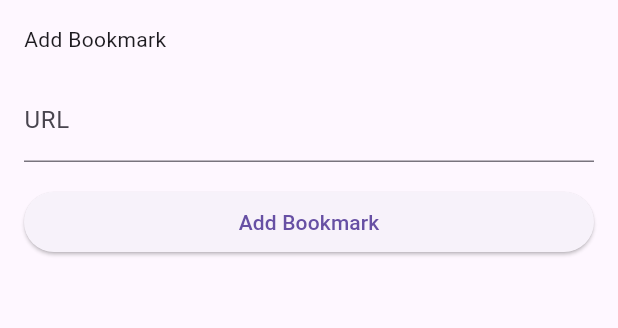
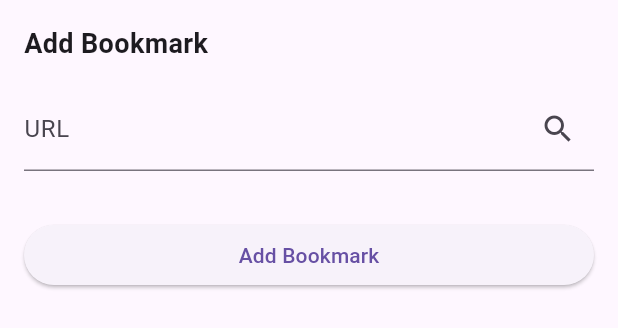
Before and after one commit to KimHyungSik/UrlBookMark, a Flutter app: the AddBookmarkBottomSheet widget shown alone on an empty page, opened directly, on a phone screen of 412 x 824 dp. Shown: the top 328 px of the screen. Run offline on Flutter 3.47's test engine with Material 3 defaults, Android fonts, the phone set to English and light mode, and no system bars; our stand-ins replace flutter_riverpod, shared_preferences; accounts and stored records are empty.

Commit message:
bottom sheet preview

```diff
--- a/lib/bookmark_manager.dart
+++ b/lib/bookmark_manager.dart
@@ -24,9 +24,7 @@ class UrlBookmarkManager extends StateNotifier<List<UrlBookmark>> {
   }
 
   Future<void> addUrlBookmark(UrlBookmark bookmark) async {
-    final metadata = await bookmark.url.fetchUrlMetadata();
-    final bookmarkWithMetadata = bookmark.copyWith(metadata: metadata);
-    final updatedBookmarks = [...state, bookmarkWithMetadata];
+    final updatedBookmarks = [...state, bookmark];
     state = updatedBookmarks;
     await _saveUrlBookmarks(updatedBookmarks);
   }
--- a/lib/screens/bottomsheet/add_bookmark_bottom_sheet.dart
+++ b/lib/screens/bottomsheet/add_bookmark_bottom_sheet.dart
@@ -3,6 +3,32 @@ import 'package:flutter_riverpod/flutter_riverpod.dart';
 import 'package:uuid/uuid.dart'; // 고유 ID 생성을 위한 패키지
 import '../../bookmark_manager.dart';
 import '../../model/url_marker.dart';
+import '../../model/url_metadata.dart';
+
+// 🔹 URL 메타데이터를 가져오는 Provider
+final urlMetadataProvider = StateNotifierProvider<UrlMetadataNotifier, AsyncValue<UrlMetadata?>>((ref) {
+  return UrlMetadataNotifier();
+});
+
+// 🔹 URL 메타데이터 상태 관리
+class UrlMetadataNotifier extends StateNotifier<AsyncValue<UrlMetadata?>> {
+  UrlMetadataNotifier() : super(const AsyncValue.data(null));
+
+  Future<void> fetchMetadata(String url) async {
+    if (url.isEmpty) return;
+    state = const AsyncValue.loading();
+    try {
+      final metadata = await url.fetchUrlMetadata();
+      state = AsyncValue.data(metadata);
+    } catch (e) {
+      state = AsyncValue.error(e, StackTrace.current);
+    }
+  }
+
+  void reset() {
+    state = const AsyncValue.data(null);
+  }
+}
 
 class AddBookmarkBottomSheet extends ConsumerStatefulWidget {
   const AddBookmarkBottomSheet({Key? key}) : super(key: key);
@@ -21,22 +47,50 @@ class _AddBookmarkBottomSheetState extends ConsumerState<AddBookmarkBottomSheet>
     super.dispose();
   }
 
+  /// 사이트 유형에 따라 자동 태그 추가
+  List<String> _generateTags(String url) {
+    List<String> tags = [];
+
+    if (url.contains("youtube.com") || url.contains("youtu.be")) {
+      tags.add("YouTube");
+      tags.add("Video");
+    } else if (url.contains("instagram.com")) {
+      tags.add("Instagram");
+      tags.add("Social Media");
+    } else if (url.contains("twitter.com") || url.contains("x.com")) {
+      tags.add("Twitter");
+      tags.add("Social Media");
+    } else if (url.contains("github.com")) {
+      tags.add("GitHub");
+      tags.add("Development");
+    }
+
+    return tags;
+  }
+
+  /// 북마크 추가
   void _addBookmark() {
     if (_formKey.currentState!.validate()) {
+      final url = _urlController.text.trim();
+      final metadata = ref.read(urlMetadataProvider).value;
       final newBookmark = UrlBookmark(
-        id: const Uuid().v4(), // 고유 ID 생성
-        url: _urlController.text.trim(),
+        id: const Uuid().v4(),
+        url: url,
+        tags: _generateTags(url),
+        metadata: metadata,
       );
 
       // Provider를 통해 북마크 추가
       ref.read(urlBookmarkProvider.notifier).addUrlBookmark(newBookmark);
-
+      ref.read(urlMetadataProvider.notifier).reset(); // 상태 초기화
       Navigator.of(context).pop(); // 바텀시트 닫기
     }
   }
 
   @override
   Widget build(BuildContext context) {
+    final metadataState = ref.watch(urlMetadataProvider);
+
     return SingleChildScrollView(
       child: Padding(
         padding: EdgeInsets.only(
@@ -50,17 +104,100 @@ class _AddBookmarkBottomSheetState extends ConsumerState<AddBookmarkBottomSheet>
           child: Column(
             crossAxisAlignment: CrossAxisAlignment.stretch,
             children: [
-              Text(
+              const Text(
                 'Add Bookmark',
+                style: TextStyle(fontSize: 18, fontWeight: FontWeight.bold),
               ),
               const SizedBox(height: 16.0),
               TextFormField(
                 controller: _urlController,
-                decoration: const InputDecoration(labelText: 'URL'),
+                decoration: InputDecoration(
+                  labelText: 'URL',
+                  suffixIcon: IconButton(
+                    icon: Icon(Icons.search),
+                    onPressed: () => ref
+                        .read(urlMetadataProvider.notifier)
+                        .fetchMetadata(_urlController.text.trim()),
+                  ),
+                ),
                 validator: (value) {
+                  if (value == null || value.isEmpty) return "URL을 입력하세요.";
                   return null;
                 },
+                onEditingComplete: () => ref
+                    .read(urlMetadataProvider.notifier)
+                    .fetchMetadata(_urlController.text.trim()),
               ),
+              const SizedBox(height: 16.0),
+
+              // 🔹 로딩 상태
+              if (metadataState.isLoading)
+                Center(child: CircularProgressIndicator()),
+
+              // 🔹 메타데이터 프리뷰
+              metadataState.when(
+                data: (metadata) {
+                  if (metadata == null) return SizedBox.shrink();
+                  return Card(
+                    margin: EdgeInsets.symmetric(vertical: 10),
+                    elevation: 2,
+                    shape: RoundedRectangleBorder(
+                      borderRadius: BorderRadius.circular(8.0),
+                    ),
+                    child: Padding(
+                      padding: const EdgeInsets.all(8.0),
+                      child: Column(
+                        crossAxisAlignment: CrossAxisAlignment.start,
+                        children: [
+                          if (metadata.image != null)
+                            ClipRRect(
+                              borderRadius: BorderRadius.circular(8.0),
+                              child: Image.network(
+                                metadata.image!,
+                                height: 120,
+                                width: double.infinity,
+                                fit: BoxFit.cover,
+                                errorBuilder: (context, error, stackTrace) =>
+                                    Container(
+                                      height: 120,
+                                      color: Colors.grey[300],
+                                      child: Icon(Icons.broken_image, color: Colors.grey),
+                                    ),
+                              ),
+                            ),
+                          const SizedBox(height: 8),
+                          Text(
+                            metadata.title ?? "No Title",
+                            style: TextStyle(fontSize: 16, fontWeight: FontWeight.bold),
+                          ),
+                          if (metadata.description != null)
+                            Padding(
+                              padding: const EdgeInsets.only(top: 4),
+                              child: Text(
+                                metadata.description!,
+                                maxLines: 2,
+                                overflow: TextOverflow.ellipsis,
+                                style: TextStyle(color: Colors.grey[700]),
+                              ),
+                            ),
+                        ],
+                      ),
+                    ),
+                  );
+                },
+                loading: () => SizedBox.shrink(),
+                error: (error, _) => Text("메타데이터 로딩 실패: $error"),
+              ),
+
+              // 🔹 자동 태그
+              if (_urlController.text.isNotEmpty)
+                Wrap(
+                  spacing: 8,
+                  children: _generateTags(_urlController.text.trim()).map((tag) {
+                    return Chip(label: Text(tag));
+                  }).toList(),
+                ),
+
               const SizedBox(height: 16.0),
               ElevatedButton(
                 onPressed: _addBookmark,
```
